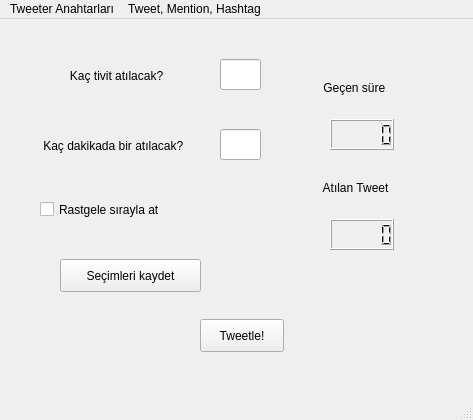
Above: mainwindow.ui from makrofaj67/tipfakazamisurebot before the change. Below: the same form after it.
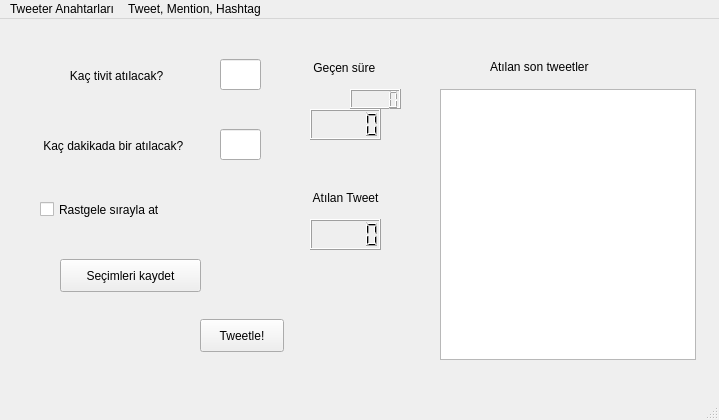
That is the form after the change.

Diff of the .ui file:
```diff
--- a/mainwindow.ui
+++ b/mainwindow.ui
@@ -6,7 +6,7 @@
    <rect>
     <x>0</x>
     <y>0</y>
-    <width>473</width>
+    <width>719</width>
     <height>420</height>
    </rect>
   </property>
@@ -72,9 +72,9 @@
    <widget class="QLCDNumber" name="gecensurelcd">
     <property name="geometry">
      <rect>
-      <x>330</x>
-      <y>100</y>
-      <width>64</width>
+      <x>310</x>
+      <y>90</y>
+      <width>71</width>
       <height>31</height>
      </rect>
     </property>
@@ -82,9 +82,9 @@
    <widget class="QLCDNumber" name="atilantweetlcd">
     <property name="geometry">
      <rect>
-      <x>330</x>
+      <x>310</x>
       <y>200</y>
-      <width>64</width>
+      <width>71</width>
       <height>31</height>
      </rect>
     </property>
@@ -92,8 +92,8 @@
    <widget class="QLabel" name="gecensurelabel">
     <property name="geometry">
      <rect>
-      <x>310</x>
-      <y>60</y>
+      <x>300</x>
+      <y>40</y>
       <width>91</width>
       <height>17</height>
      </rect>
@@ -105,8 +105,8 @@
    <widget class="QLabel" name="atlantweetlabel">
     <property name="geometry">
      <rect>
-      <x>320</x>
-      <y>160</y>
+      <x>310</x>
+      <y>170</y>
       <width>81</width>
       <height>17</height>
      </rect>
@@ -154,13 +154,46 @@
      </rect>
     </property>
    </widget>
+   <widget class="QLCDNumber" name="gecensurelcdsaat">
+    <property name="geometry">
+     <rect>
+      <x>350</x>
+      <y>70</y>
+      <width>51</width>
+      <height>20</height>
+     </rect>
+    </property>
+   </widget>
+   <widget class="QLabel" name="label">
+    <property name="geometry">
+     <rect>
+      <x>490</x>
+      <y>40</y>
+      <width>161</width>
+      <height>16</height>
+     </rect>
+    </property>
+    <property name="text">
+     <string>Atılan son tweetler</string>
+    </property>
+   </widget>
+   <widget class="QListWidget" name="atilanensontweet">
+    <property name="geometry">
+     <rect>
+      <x>440</x>
+      <y>70</y>
+      <width>256</width>
+      <height>271</height>
+     </rect>
+    </property>
+   </widget>
   </widget>
   <widget class="QMenuBar" name="menubar">
    <property name="geometry">
     <rect>
      <x>0</x>
      <y>0</y>
-     <width>473</width>
+     <width>719</width>
      <height>29</height>
     </rect>
    </property>
```
